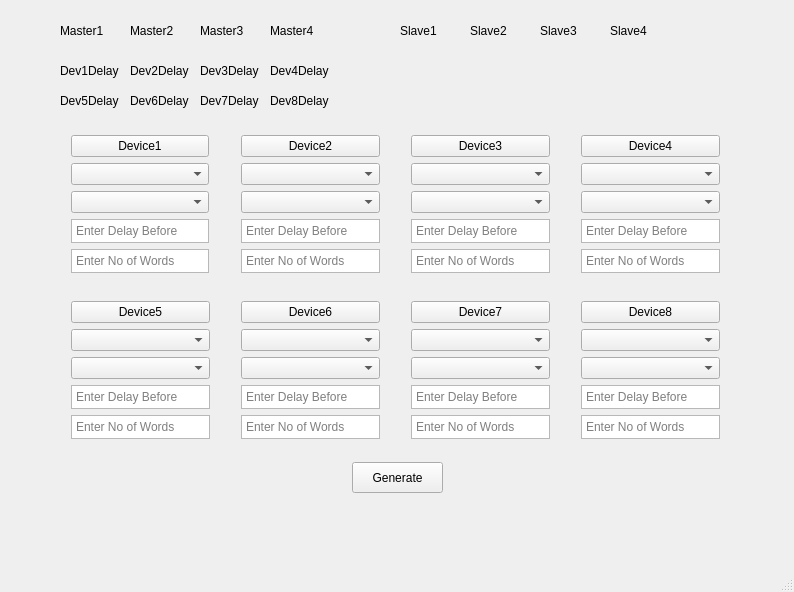
IbrahimAmrIbrahim/CO2018, file PCI/Qt TB Generator/term_cmd_test/mainwindow.ui: the form before one commit.
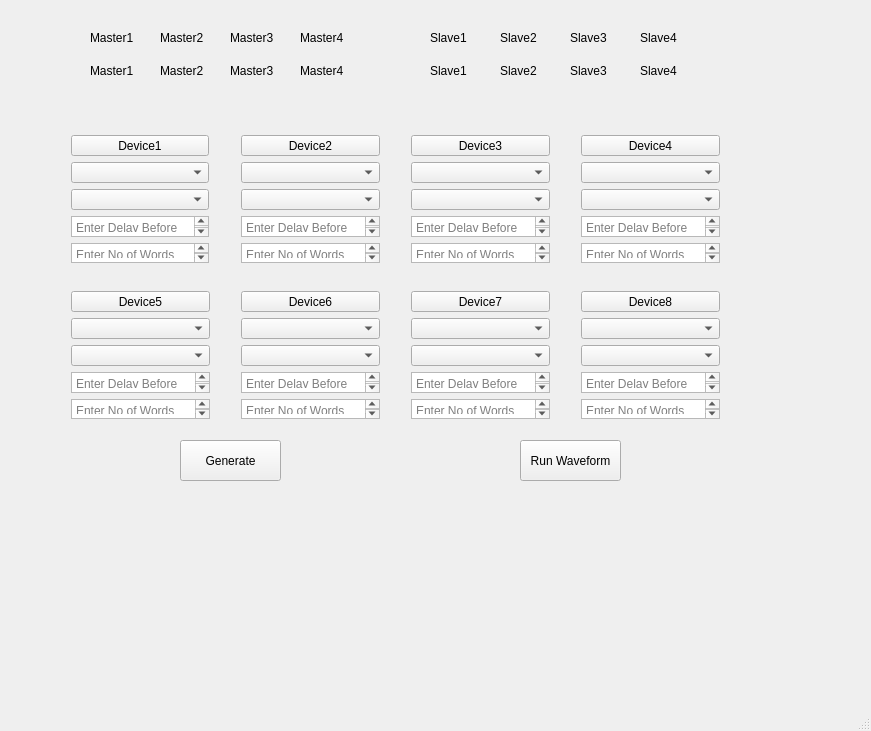
The form after the commit.

```diff
--- a/PCI/Qt TB Generator/term_cmd_test/mainwindow.ui
+++ b/PCI/Qt TB Generator/term_cmd_test/mainwindow.ui
@@ -6,8 +6,8 @@
    <rect>
     <x>0</x>
     <y>0</y>
-    <width>794</width>
-    <height>592</height>
+    <width>871</width>
+    <height>731</height>
    </rect>
   </property>
   <property name="windowTitle">
@@ -17,8 +17,8 @@
    <widget class="QLabel" name="Label1">
     <property name="geometry">
      <rect>
-      <x>60</x>
-      <y>20</y>
+      <x>90</x>
+      <y>60</y>
       <width>71</width>
       <height>21</height>
      </rect>
@@ -33,7 +33,7 @@
       <x>230</x>
       <y>124</y>
       <width>161</width>
-      <height>160</height>
+      <height>150</height>
      </rect>
     </property>
     <layout class="QVBoxLayout" name="verticalLayout_2">
@@ -72,7 +72,7 @@
       <x>400</x>
       <y>124</y>
       <width>161</width>
-      <height>160</height>
+      <height>150</height>
      </rect>
     </property>
     <layout class="QVBoxLayout" name="verticalLayout_3">
@@ -111,7 +111,7 @@
       <x>570</x>
       <y>124</y>
       <width>161</width>
-      <height>160</height>
+      <height>150</height>
      </rect>
     </property>
     <layout class="QVBoxLayout" name="verticalLayout_4">
@@ -148,9 +148,9 @@
     <property name="geometry">
      <rect>
       <x>60</x>
-      <y>290</y>
+      <y>280</y>
       <width>161</width>
-      <height>160</height>
+      <height>150</height>
      </rect>
     </property>
     <layout class="QVBoxLayout" name="verticalLayout_5">
@@ -187,9 +187,9 @@
     <property name="geometry">
      <rect>
       <x>230</x>
-      <y>290</y>
+      <y>280</y>
       <width>161</width>
-      <height>160</height>
+      <height>150</height>
      </rect>
     </property>
     <layout class="QVBoxLayout" name="verticalLayout_6">
@@ -226,9 +226,9 @@
     <property name="geometry">
      <rect>
       <x>400</x>
-      <y>290</y>
+      <y>280</y>
       <width>161</width>
-      <height>160</height>
+      <height>150</height>
      </rect>
     </property>
     <layout class="QVBoxLayout" name="verticalLayout_7">
@@ -265,9 +265,9 @@
     <property name="geometry">
      <rect>
       <x>570</x>
-      <y>290</y>
+      <y>280</y>
       <width>161</width>
-      <height>160</height>
+      <height>150</height>
      </rect>
     </property>
     <layout class="QVBoxLayout" name="verticalLayout_8">
@@ -303,10 +303,10 @@
    <widget class="QPushButton" name="Generate">
     <property name="geometry">
      <rect>
-      <x>352</x>
-      <y>462</y>
-      <width>91</width>
-      <height>31</height>
+      <x>180</x>
+      <y>440</y>
+      <width>101</width>
+      <height>41</height>
      </rect>
     </property>
     <property name="text">
@@ -316,8 +316,8 @@
    <widget class="QLabel" name="Label2">
     <property name="geometry">
      <rect>
-      <x>130</x>
-      <y>20</y>
+      <x>160</x>
+      <y>60</y>
       <width>71</width>
       <height>21</height>
      </rect>
@@ -329,8 +329,8 @@
    <widget class="QLabel" name="Label3">
     <property name="geometry">
      <rect>
-      <x>200</x>
-      <y>20</y>
+      <x>230</x>
+      <y>60</y>
       <width>71</width>
       <height>21</height>
      </rect>
@@ -342,8 +342,8 @@
    <widget class="QLabel" name="Label4">
     <property name="geometry">
      <rect>
-      <x>270</x>
-      <y>20</y>
+      <x>300</x>
+      <y>60</y>
       <width>71</width>
       <height>21</height>
      </rect>
@@ -355,8 +355,8 @@
    <widget class="QLabel" name="Label5">
     <property name="geometry">
      <rect>
-      <x>400</x>
-      <y>20</y>
+      <x>430</x>
+      <y>60</y>
       <width>71</width>
       <height>21</height>
      </rect>
@@ -368,8 +368,8 @@
    <widget class="QLabel" name="Label6">
     <property name="geometry">
      <rect>
-      <x>470</x>
-      <y>20</y>
+      <x>500</x>
+      <y>60</y>
       <width>71</width>
       <height>21</height>
      </rect>
@@ -381,8 +381,8 @@
    <widget class="QLabel" name="Label7">
     <property name="geometry">
      <rect>
-      <x>540</x>
-      <y>20</y>
+      <x>570</x>
+      <y>60</y>
       <width>71</width>
       <height>21</height>
      </rect>
@@ -394,8 +394,8 @@
    <widget class="QLabel" name="Label8">
     <property name="geometry">
      <rect>
-      <x>610</x>
-      <y>20</y>
+      <x>640</x>
+      <y>60</y>
       <width>71</width>
       <height>21</height>
      </rect>
@@ -404,117 +404,13 @@
      <string>Slave4</string>
     </property>
    </widget>
-   <widget class="QLabel" name="Delay_Label1">
-    <property name="geometry">
-     <rect>
-      <x>60</x>
-      <y>60</y>
-      <width>71</width>
-      <height>21</height>
-     </rect>
-    </property>
-    <property name="text">
-     <string>Dev1Delay</string>
-    </property>
-   </widget>
-   <widget class="QLabel" name="Delay_Label2">
-    <property name="geometry">
-     <rect>
-      <x>130</x>
-      <y>60</y>
-      <width>71</width>
-      <height>21</height>
-     </rect>
-    </property>
-    <property name="text">
-     <string>Dev2Delay</string>
-    </property>
-   </widget>
-   <widget class="QLabel" name="Delay_Label3">
-    <property name="geometry">
-     <rect>
-      <x>200</x>
-      <y>60</y>
-      <width>71</width>
-      <height>21</height>
-     </rect>
-    </property>
-    <property name="text">
-     <string>Dev3Delay</string>
-    </property>
-   </widget>
-   <widget class="QLabel" name="Delay_Label4">
-    <property name="geometry">
-     <rect>
-      <x>270</x>
-      <y>60</y>
-      <width>71</width>
-      <height>21</height>
-     </rect>
-    </property>
-    <property name="text">
-     <string>Dev4Delay</string>
-    </property>
-   </widget>
-   <widget class="QLabel" name="Delay_Label5">
-    <property name="geometry">
-     <rect>
-      <x>60</x>
-      <y>90</y>
-      <width>71</width>
-      <height>21</height>
-     </rect>
-    </property>
-    <property name="text">
-     <string>Dev5Delay</string>
-    </property>
-   </widget>
-   <widget class="QLabel" name="Delay_Label6">
-    <property name="geometry">
-     <rect>
-      <x>130</x>
-      <y>90</y>
-      <width>71</width>
-      <height>21</height>
-     </rect>
-    </property>
-    <property name="text">
-     <string>Dev6Delay</string>
-    </property>
-   </widget>
-   <widget class="QLabel" name="Delay_Label7">
-    <property name="geometry">
-     <rect>
-      <x>200</x>
-      <y>90</y>
-      <width>71</width>
-      <height>21</height>
-     </rect>
-    </property>
-    <property name="text">
-     <string>Dev7Delay</string>
-    </property>
-   </widget>
-   <widget class="QLabel" name="Delay_Label8">
-    <property name="geometry">
-     <rect>
-      <x>270</x>
-      <y>90</y>
-      <width>71</width>
-      <height>21</height>
-     </rect>
-    </property>
-    <property name="text">
-     <string>Dev8Delay</string>
-    </property>
-   </widget>
    <widget class="QWidget" name="verticalLayoutWidget">
     <property name="geometry">
      <rect>
       <x>60</x>
       <y>124</y>
       <width>160</width>
-      <height>160</height>
+      <height>150</height>
      </rect>
     </property>
     <layout class="QVBoxLayout" name="verticalLayout_9">
@@ -555,6 +451,123 @@
      </item>
     </layout>
    </widget>
+   <widget class="QPushButton" name="WaveForm">
+    <property name="geometry">
+     <rect>
+      <x>520</x>
+      <y>440</y>
+      <width>101</width>
+      <height>41</height>
+     </rect>
+    </property>
+    <property name="text">
+     <string>Run Waveform</string>
+    </property>
+   </widget>
+   <widget class="QLabel" name="label">
+    <property name="geometry">
+     <rect>
+      <x>90</x>
+      <y>30</y>
+      <width>59</width>
+      <height>15</height>
+     </rect>
+    </property>
+    <property name="text">
+     <string>Master1</string>
+    </property>
+   </widget>
+   <widget class="QLabel" name="label_2">
+    <property name="geometry">
+     <rect>
+      <x>160</x>
+      <y>30</y>
+      <width>59</width>
+      <height>15</height>
+     </rect>
+    </property>
+    <property name="text">
+     <string>Master2</string>
+    </property>
+   </widget>
+   <widget class="QLabel" name="label_3">
+    <property name="geometry">
+     <rect>
+      <x>230</x>
+      <y>30</y>
+      <width>59</width>
+      <height>15</height>
+     </rect>
+    </property>
+    <property name="text">
+     <string>Master3</string>
+    </property>
+   </widget>
+   <widget class="QLabel" name="label_4">
+    <property name="geometry">
+     <rect>
+      <x>300</x>
+      <y>30</y>
+      <width>59</width>
+      <height>15</height>
+     </rect>
+    </property>
+    <property name="text">
+     <string>Master4</string>
+    </property>
+   </widget>
+   <widget class="QLabel" name="label_5">
+    <property name="geometry">
+     <rect>
+      <x>430</x>
+      <y>30</y>
+      <width>59</width>
+      <height>15</height>
+     </rect>
+    </property>
+    <property name="text">
+     <string>Slave1</string>
+    </property>
+   </widget>
+   <widget class="QLabel" name="label_6">
+    <property name="geometry">
+     <rect>
+      <x>500</x>
+      <y>30</y>
+      <width>59</width>
+      <height>15</height>
+     </rect>
+    </property>
+    <property name="text">
+     <string>Slave2</string>
+    </property>
+   </widget>
+   <widget class="QLabel" name="label_7">
+    <property name="geometry">
+     <rect>
+      <x>570</x>
+      <y>30</y>
+      <width>59</width>
+      <height>15</height>
+     </rect>
+    </property>
+    <property name="text">
+     <string>Slave3</string>
+    </property>
+   </widget>
+   <widget class="QLabel" name="label_8">
+    <property name="geometry">
+     <rect>
+      <x>640</x>
+      <y>30</y>
+      <width>59</width>
+      <height>15</height>
+     </rect>
+    </property>
+    <property name="text">
+     <string>Slave4</string>
+    </property>
+   </widget>
   </widget>
   <widget class="QMenuBar" name="menuBar">
    <property name="geometry">
```
Left out of the diff: 2 changed lines with no effect on the pictures.
